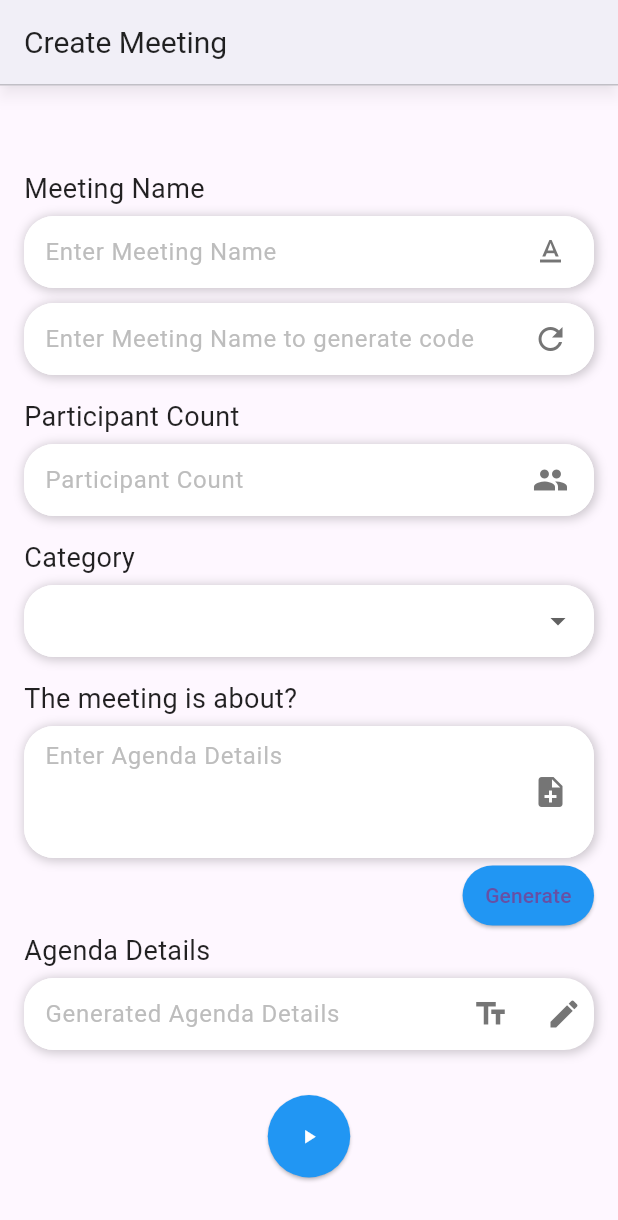
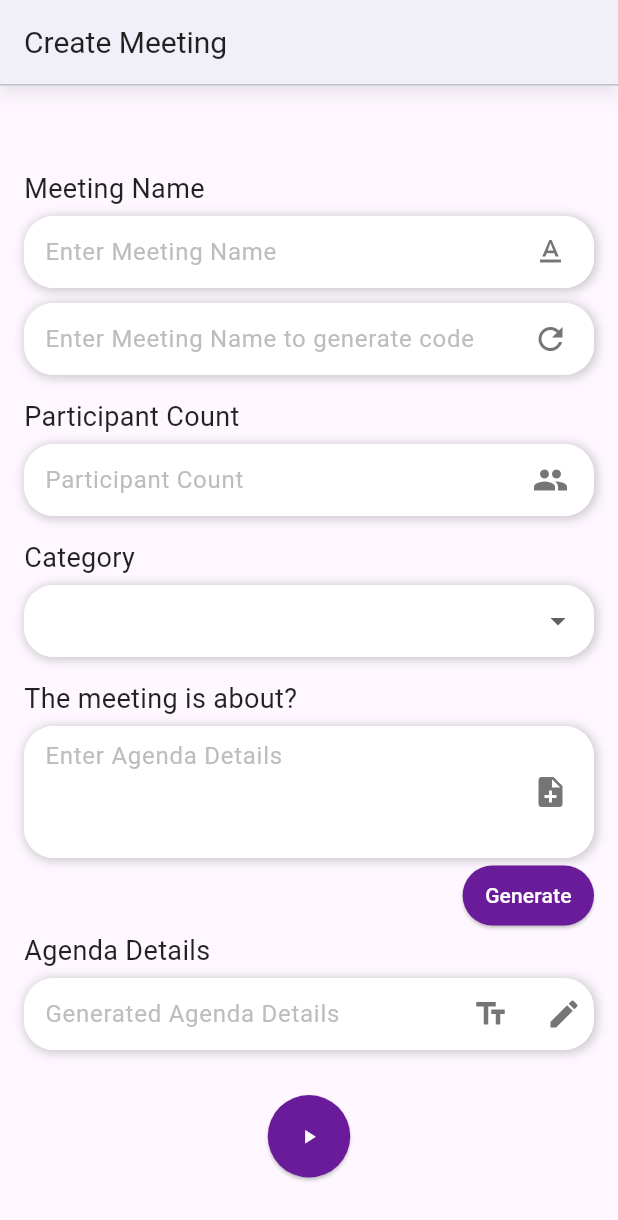
Before and after one commit to devi1262005/meet-app, a Flutter app: the Create screen opened directly, on a phone screen of 412 x 824 dp. Shown: the top 1220 px of the screen. Run offline on Flutter 3.47's test engine with Material 3 defaults, Android fonts, the phone set to English and light mode, and no system bars; our stand-ins replace firebase_auth, font_awesome_flutter, google_fonts, google_sign_in; accounts and stored records are empty.

Commit message:
Update create.dart

```diff
--- a/meet/lib/page/create.dart
+++ b/meet/lib/page/create.dart
@@ -4,6 +4,8 @@ import 'package:font_awesome_flutter/font_awesome_flutter.dart';
 import 'package:google_fonts/google_fonts.dart';
 import 'package:http/http.dart' as http;
 import 'dart:convert';
+
+import 'package:meet/page/videocall.dart';
 
 class Create extends StatefulWidget {
   const Create({super.key});
@@ -183,11 +185,11 @@ class _CreateState extends State<Create> {
                       borderRadius: BorderRadius.circular(20),
                     ),
                     padding: EdgeInsets.symmetric(horizontal: 15, vertical: 10),
-                    backgroundColor: Colors.blue,
+                    backgroundColor: Colors.purple.shade800,
                   ),
                   child: Text(
                     'Generate',
-                    style: TextStyle(fontSize: 14),
+                    style: TextStyle(fontSize: 14,color: Colors.white),
                   ),
                 ),
               ),
@@ -204,11 +206,14 @@ class _CreateState extends State<Create> {
               SizedBox(height: 30), // Space before the play button
               Center(
                 child: ElevatedButton(
-                  onPressed: (){},
+                  onPressed: (){
+                    Navigator.pushReplacement(
+        context, MaterialPageRoute(builder: (context) => VideoCallPage()));
+                  },
                   style: ElevatedButton.styleFrom(
                     shape: CircleBorder(),
                     padding: EdgeInsets.all(20),
-                    backgroundColor: Colors.blue,
+                    backgroundColor: Colors.purple.shade800,
                   ),
                   child: Icon(Icons.play_arrow, size: 15, color: Colors.white),
                 ),
```
